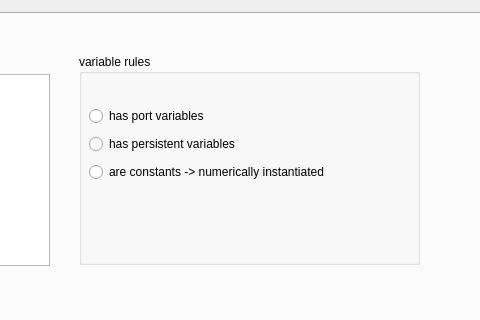
heinz-preisig/ProMo13, file packages/OntologyBuilder/OntologyFoundationEditor/editor_foundation_ontology_gui.ui: the form before one commit; both pictures show x 350 to 830 and y 302 to 622 of the 1119 by 817 pixel window.
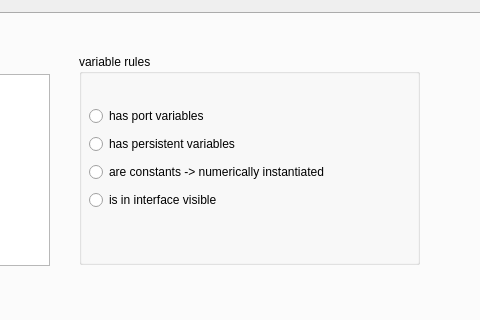
The form after the commit. The open tabs and pages were chosen to show the change.

Commit message: new ontology rule for generating interface equations implemented.

```diff
--- a/packages/OntologyBuilder/OntologyFoundationEditor/editor_foundation_ontology_gui.ui
+++ b/packages/OntologyBuilder/OntologyFoundationEditor/editor_foundation_ontology_gui.ui
@@ -590,7 +590,7 @@
          <x>10</x>
          <y>50</y>
          <width>303</width>
-         <height>83</height>
+         <height>112</height>
         </rect>
        </property>
        <layout class="QVBoxLayout" name="verticalLayout_5">
@@ -633,6 +633,19 @@
           </property>
          </widget>
         </item>
+        <item>
+         <widget class="QRadioButton" name="radioButtonIsInInterface">
+          <property name="toolTip">
+           <string extracomment="will normally be instantiated with a number"/>
+          </property>
+          <property name="text">
+           <string>is in interface visible</string>
+          </property>
+          <property name="autoExclusive">
+           <bool>false</bool>
+          </property>
+         </widget>
+        </item>
        </layout>
       </widget>
      </widget>
```
Left out of the diff: 2 changed lines with no effect on the pictures. The commit also changes 7 other files.
